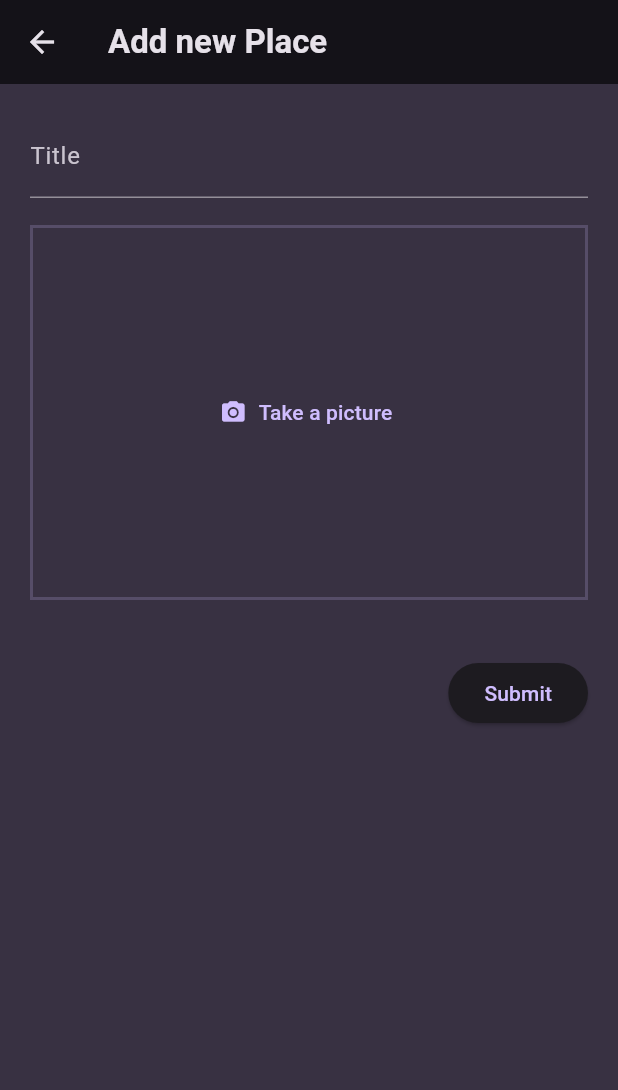
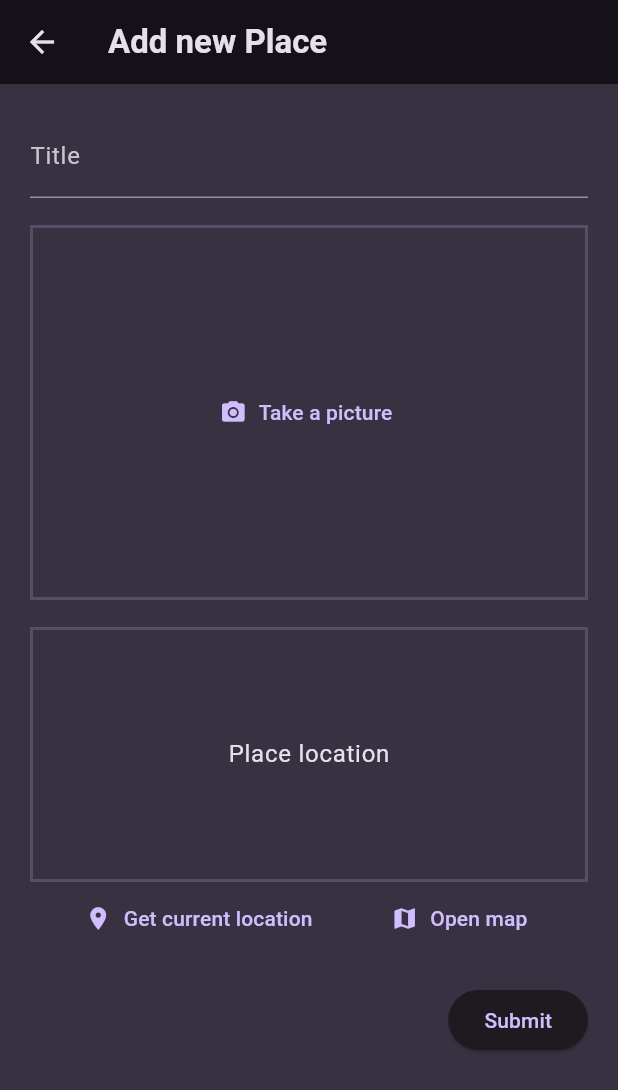
Before and after one commit to leminhtri1511/snap-spot, a Flutter app: the AddPlaceScreen screen opened directly, on a phone screen of 412 x 824 dp. Shown: the top 1090 px of the screen. Run offline on Flutter 3.47's test engine with Material 3 defaults, Android fonts, the phone set to English and light mode, and no system bars; our stand-ins replace flutter_riverpod, google_fonts, image_picker, location.

Commit message:
feat: location testing

```diff
--- a/lib/screens/add_place_screen.dart
+++ b/lib/screens/add_place_screen.dart
@@ -4,6 +4,7 @@ import 'package:flutter/material.dart';
 import 'package:flutter_riverpod/flutter_riverpod.dart';
 import 'package:snap_spot/providers/user_places.dart';
 import 'package:snap_spot/widgets/image_input.dart';
+import 'package:snap_spot/widgets/location_input.dart';
 
 class AddPlaceScreen extends ConsumerStatefulWidget {
   const AddPlaceScreen({super.key});
@@ -61,6 +62,7 @@ class _AddPlaceScreenState extends ConsumerState<AddPlaceScreen> {
                 onPickImage: (image) => selectedImage = image,
               ),
             ),
+            const LocationInput(),
             Row(
               mainAxisAlignment: MainAxisAlignment.end,
               children: [
--- /dev/null
+++ b/lib/widgets/location_input.dart
@@ -0,0 +1,82 @@
+import 'package:flutter/foundation.dart';
+import 'package:flutter/material.dart';
+import 'package:flutter/widgets.dart';
+import 'package:location/location.dart';
+
+class LocationInput extends StatefulWidget {
+  const LocationInput({super.key});
+
+  @override
+  State<LocationInput> createState() => _LocationInputState();
+}
+
+class _LocationInputState extends State<LocationInput> {
+  void getCurrentLocation() async {
+    Location location = Location();
+
+    bool serviceEnabled;
+    PermissionStatus permissionGranted;
+    LocationData locationData;
+
+    serviceEnabled = await location.serviceEnabled();
+    if (!serviceEnabled) {
+      serviceEnabled = await location.requestService();
+      if (!serviceEnabled) {
+        return;
+      }
+    }
+
+    permissionGranted = await location.hasPermission();
+    if (permissionGranted == PermissionStatus.denied) {
+      permissionGranted = await location.requestPermission();
+      if (permissionGranted != PermissionStatus.granted) {
+        return;
+      }
+    }
+
+    locationData = await location.getLocation();
+    print('vi do: ${locationData.latitude}');
+    print('kinh do: ${locationData.longitude}');
+  }
+
+  @override
+  Widget build(BuildContext context) {
+    return Column(
+      children: [
+        Container(
+          decoration: BoxDecoration(
+            border: Border.all(
+              width: 2,
+              color: Theme.of(context).colorScheme.primary.withOpacity(0.2),
+            ),
+          ),
+          alignment: Alignment.center,
+          height: 170,
+          width: double.infinity,
+          child: Text(
+            'Place location',
+            style: Theme.of(context)
+                .textTheme
+                .bodyLarge!
+                .copyWith(color: Theme.of(context).colorScheme.onBackground),
+          ),
+        ),
+        Row(
+          mainAxisAlignment: MainAxisAlignment.spaceEvenly,
+          children: [
+            TextButton.icon(
+              onPressed: getCurrentLocation,
+              icon: const Icon(Icons.location_on),
+              label: const Text('Get current location'),
+            ),
+            TextButton.icon(
+              onPressed: () {},
+              icon: const Icon(Icons.map),
+              label: const Text('Open map'),
+            ),
+          ],
+        )
+      ],
+    );
+  }
+}
```
Also changed, not shown: 1 other file.
